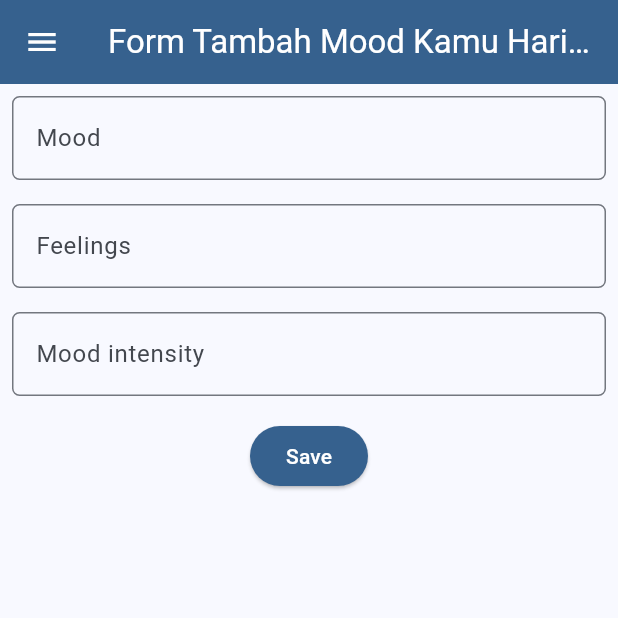
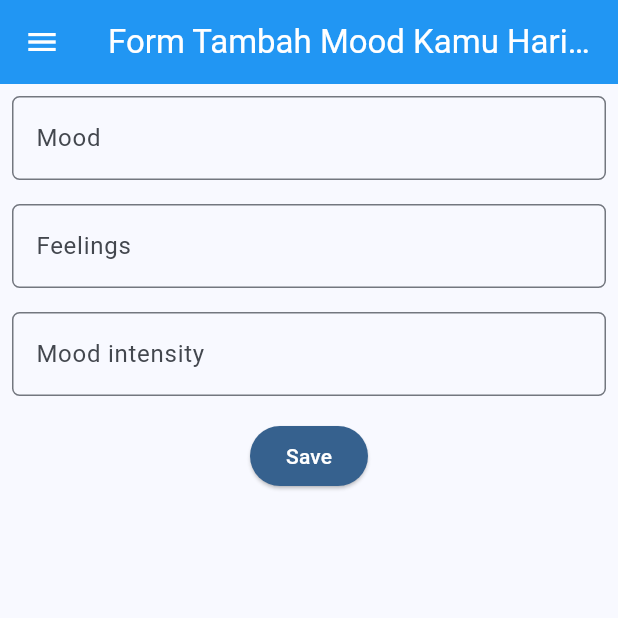
Before and after one commit to ShintaMaria/WMAF_Semester4, a Flutter app: the screen it shows after launch, in the side drawer, after a tap on "Tambah Mood", on a phone screen of 412 x 824 dp, the top half of it. Run offline on Flutter 3.47's test engine with Material 3 defaults, Android fonts, the phone set to English and light mode, and no system bars.

Commit message:
Update moodentry_form.dart

```diff
--- a/flutter_apps/lib/screens/moodentry_form.dart
+++ b/flutter_apps/lib/screens/moodentry_form.dart
@@ -20,7 +20,7 @@ class _MoodEntryFormPageState extends State<MoodEntryFormPage> {
     return Scaffold(
       appBar: AppBar(
         title: const Center(child: Text('Form Tambah Mood Kamu Hari ini')),
-        backgroundColor: Theme.of(context).colorScheme.primary,
+        backgroundColor: Colors.blue,
         foregroundColor: Colors.white,
       ),
       drawer: const LeftDrawer(),
```
